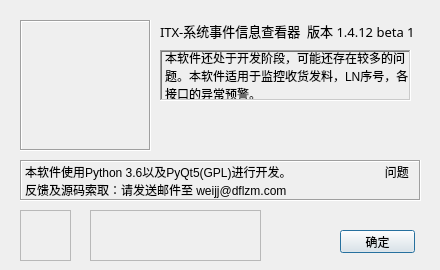
Old version of the form System_Event_Watcher/UI_about.ui in the repository ITX-Snowhare/Python_DFLZM_System_Event_Watcher.
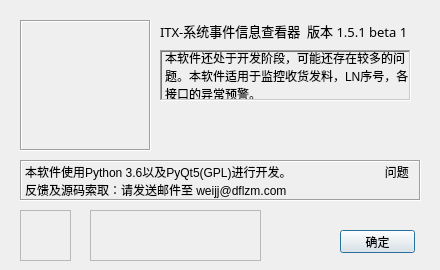
New version of the form. Icons and pictures are not drawn.

Commit message: 在主线程中刷新界面

Diff of the .ui file:
```diff
--- a/System_Event_Watcher/UI_about.ui
+++ b/System_Event_Watcher/UI_about.ui
@@ -66,7 +66,7 @@
     </font>
    </property>
    <property name="text">
-    <string>ITX-系统事件信息查看器  版本 1.4.12 beta 1</string>
+    <string>ITX-系统事件信息查看器  版本 1.5.1 beta 1</string>
    </property>
   </widget>
   <widget class="QLabel" name="label_3">
```
The commit also changes 2 other files.
